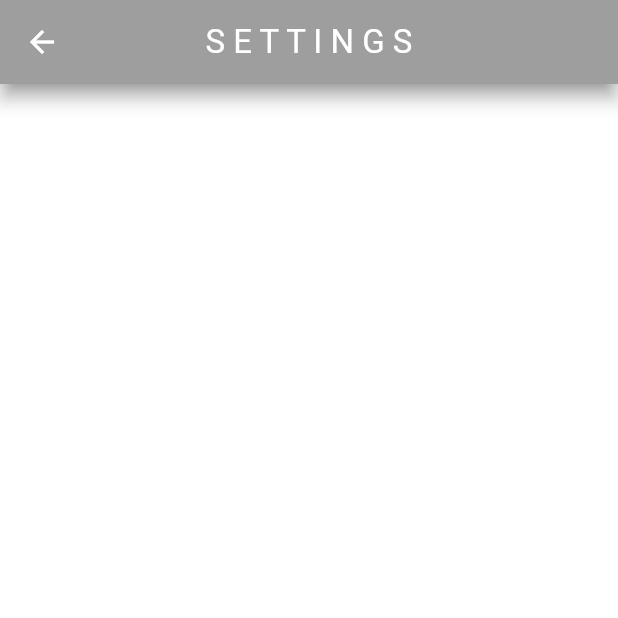
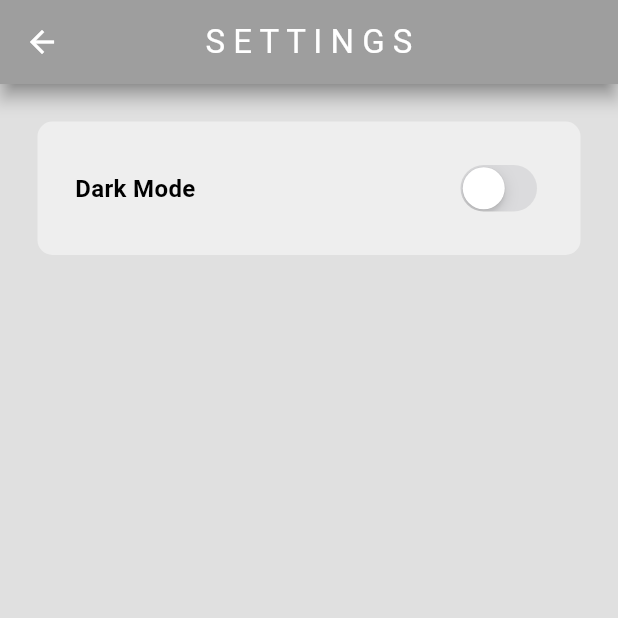
Before and after one commit to SamiDev016/Music-Player-app, a Flutter app: the screen it shows after launch, in the side drawer, after a tap on "S E T T I N G S", on a phone screen of 412 x 824 dp, the top half of it. Run offline on Flutter 3.47's test engine with Material 3 defaults, Android fonts, the phone set to English and light mode, and no system bars.

Commit message:
finished with theme and toggle theme settings

```diff
--- a/lib/pages/settings_page.dart
+++ b/lib/pages/settings_page.dart
@@ -1,4 +1,7 @@
+import 'package:flutter/cupertino.dart';
 import 'package:flutter/material.dart';
+import 'package:music_player_application/theme/theme_provider.dart';
+import 'package:provider/provider.dart';
 
 class SettingsPage extends StatelessWidget {
   const SettingsPage({super.key});
@@ -6,15 +9,48 @@ class SettingsPage extends StatelessWidget {
   @override
   Widget build(BuildContext context) {
     return Scaffold(
+      backgroundColor: Theme.of(context).colorScheme.background,
       appBar: AppBar(
         backgroundColor: Theme.of(context).colorScheme.primary,
-        title: const Text("S E T T I N G S", style: TextStyle(color: Colors.white),),
+        title: const Text(
+          "S E T T I N G S",
+          style: TextStyle(color: Colors.white),
+        ),
         centerTitle: true,
         foregroundColor: Colors.white,
         shadowColor: Theme.of(context).colorScheme.inversePrimary,
         elevation: 5,
       ),
-
+      body: Container(
+        decoration: BoxDecoration(
+          color: Theme.of(context).colorScheme.secondary,
+          borderRadius: BorderRadius.circular(10)
+        ),
+        padding: const EdgeInsets.all(25),
+        margin: const EdgeInsets.all(25),
+        child: Row(
+          mainAxisAlignment: MainAxisAlignment.spaceBetween,
+          crossAxisAlignment: CrossAxisAlignment.center,
+          children: [
+            const Text(
+              "Dark Mode",
+              style: TextStyle(
+                fontWeight: FontWeight.bold,
+                fontSize: 16
+              ),
+            ),
+            const SizedBox(
+              width: 10,
+            ),
+            CupertinoSwitch(
+                value: Provider.of<ThemeProvider>(context, listen: false)
+                    .isDarkMode,
+                onChanged: (value) =>
+                    Provider.of<ThemeProvider>(context, listen: false)
+                        .toggleTheme()),
+          ],
+        ),
+      ),
     );
   }
 }
--- a/lib/theme/dark_mode.dart
+++ b/lib/theme/dark_mode.dart
@@ -4,7 +4,7 @@ ThemeData darkMode = ThemeData(
   colorScheme: ColorScheme.dark(
     background: Colors.grey.shade900,
     primary: Colors.grey.shade600,
-    secondary: Colors.grey.shade800,
+    secondary: const Color.fromARGB(255, 39, 39, 39),
     inversePrimary: Colors.grey.shade300
   )
 );
```
